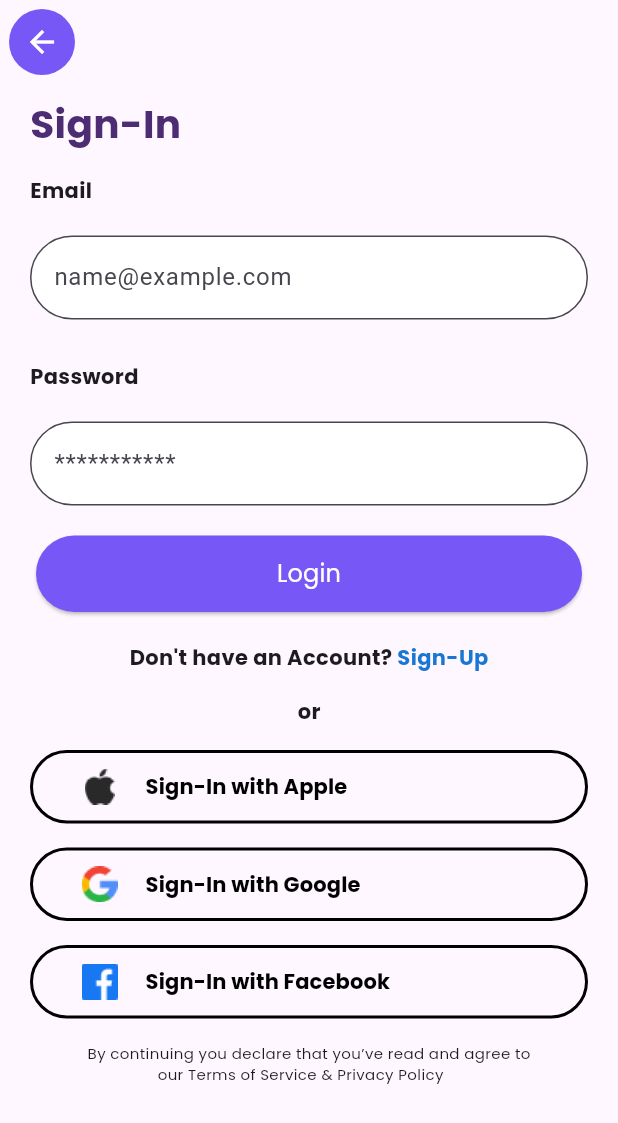
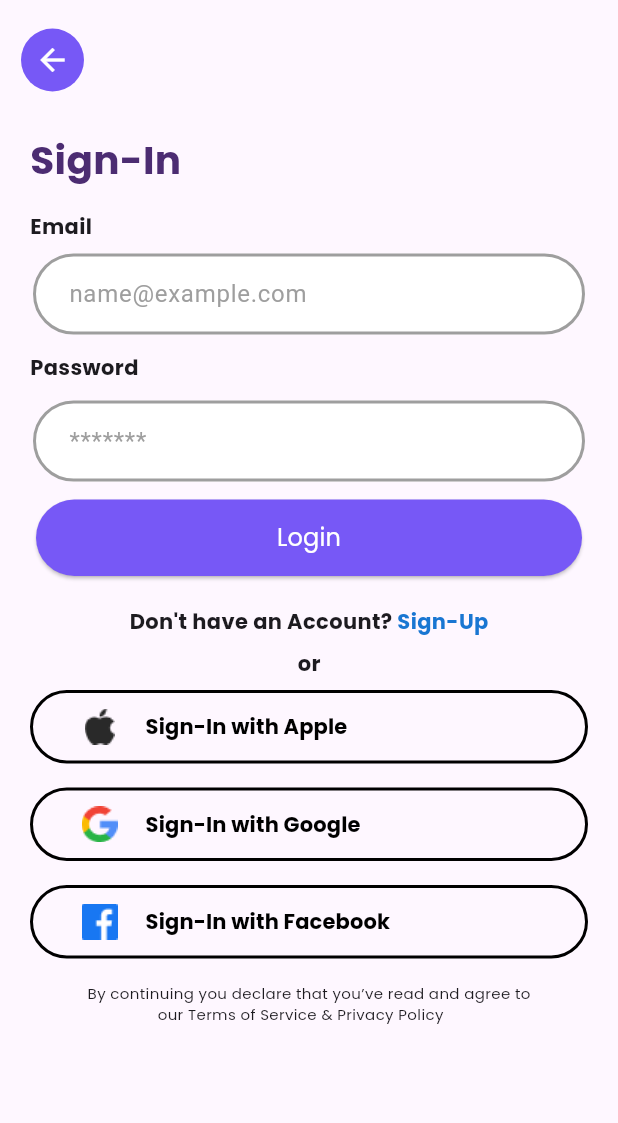
Before and after one commit to AruneshKumarPrasad/uhum, a Flutter app: the RegisterScreen screen opened directly, after a tap on "Sign-In", on a phone screen of 412 x 824 dp. Shown: the top 1123 px of the screen. Run offline on Flutter 3.47's test engine with Material 2 defaults, Android fonts, the phone set to English and light mode, and no system bars; our stand-ins replace firebase_auth, firebase_core, google_fonts, google_sign_in, shared_preferences, smooth_page_indicator; accounts and stored records are empty.

Commit message:
TextField Add

```diff
--- a/lib/Barrel/app_barrel.dart
+++ b/lib/Barrel/app_barrel.dart
@@ -1,5 +1,7 @@
 export 'package:flutter/material.dart';
+export 'package:provider/provider.dart';
 export 'package:uhum/Homepage.dart';
+export 'package:uhum/Provider/OnBoardingScreen/on_boarding_provider.dart';
 export 'package:uhum/Screens/GlobalWidgets/background_widget.dart';
 export 'package:uhum/Screens/LoginScreen/login_screen.dart';
 export 'package:uhum/Screens/OnBoardingScreen/OnBoardingScreen.dart';
--- a/lib/Screens/LoginScreen/login_screen.dart
+++ b/lib/Screens/LoginScreen/login_screen.dart
@@ -1,5 +1,5 @@
 import '../../Barrel/app_barrel.dart';
-import '../RegisterScreen/widgets/register_form_widget.dart';
+import '../RegisterScreen/widgets/register_login_form_widget.dart';
 import '../RegisterScreen/widgets/socail_login_widget.dart';
 
 class LoginScreen extends StatefulWidget {
@@ -10,20 +10,20 @@ class LoginScreen extends StatefulWidget {
 }
 
 class _LoginScreenState extends State<LoginScreen> {
-  final TextEditingController _passwordController = TextEditingController();
-  final TextEditingController _emailController = TextEditingController();
-
   @override
   Widget build(BuildContext context) {
     return SafeArea(
       child: Scaffold(
         appBar: AppBar(
-          leading: GestureDetector(
+          scrolledUnderElevation: 0,
+          toolbarHeight: 80,
+          leading: Padding(
+            padding: const EdgeInsets.only(left: 14.0),
+            child: GestureDetector(
               onTap: () {
                 Navigator.of(context).pop();
               },
               child: Container(
-              margin: const EdgeInsets.all(6),
                 decoration: const BoxDecoration(
                   color: Color(0xff7758F6),
                   shape: BoxShape.circle,
@@ -35,6 +35,7 @@ class _LoginScreenState extends State<LoginScreen> {
               ),
             ),
           ),
+        ),
         body: SingleChildScrollView(
           child: Column(
             children: <Widget>[
@@ -42,9 +43,7 @@ class _LoginScreenState extends State<LoginScreen> {
                 padding: const EdgeInsets.symmetric(
                   horizontal: 12,
                 ),
-                child: RegisterFormWidget(
-                  emailController: _emailController,
-                  passwordController: _passwordController,
+                child: RegisterLoginFormWidget(
                   isLogin: true,
                 ),
               ),
--- a/lib/Screens/RegisterScreen/register_screen.dart
+++ b/lib/Screens/RegisterScreen/register_screen.dart
@@ -1,5 +1,5 @@
 import 'package:flutter/material.dart';
-import 'package:uhum/Screens/RegisterScreen/widgets/register_form_widget.dart';
+import 'package:uhum/Screens/RegisterScreen/widgets/register_login_form_widget.dart';
 import 'package:uhum/Screens/RegisterScreen/widgets/socail_login_widget.dart';
 
 class RegisterScreen extends StatefulWidget {
@@ -10,14 +10,12 @@ class RegisterScreen extends StatefulWidget {
 }
 
 class _RegisterScreenState extends State<RegisterScreen> {
-  final TextEditingController _passwordController = TextEditingController();
-  final TextEditingController _emailController = TextEditingController();
-
   @override
   Widget build(BuildContext context) {
     return SafeArea(
       child: Scaffold(
         appBar: AppBar(
+          scrolledUnderElevation: 0,
           toolbarHeight: 80,
           leading: Padding(
             padding: const EdgeInsets.only(left: 14.0),
@@ -26,7 +24,6 @@ class _RegisterScreenState extends State<RegisterScreen> {
                 Navigator.of(context).pop();
               },
               child: Container(
-                margin: const EdgeInsets.all(6),
                 decoration: const BoxDecoration(
                   color: Color(0xff7758F6),
                   shape: BoxShape.circle,
@@ -46,10 +43,7 @@ class _RegisterScreenState extends State<RegisterScreen> {
                 padding: const EdgeInsets.symmetric(
                   horizontal: 12,
                 ),
-                child: RegisterFormWidget(
-                  emailController: _emailController,
-                  passwordController: _passwordController,
-                ),
+                child: RegisterLoginFormWidget(),
               ),
               const Padding(
                 padding: EdgeInsets.symmetric(horizontal: 12),
--- /dev/null
+++ b/lib/Screens/RegisterScreen/widgets/google_login_widget.dart
@@ -0,0 +1,89 @@
+import '../../../Barrel/app_barrel.dart';
+import '../../../Repository/user_services.dart';
+
+class GoogleLoginWidget extends StatelessWidget {
+  const GoogleLoginWidget({
+    super.key,
+    required this.mediaProp,
+    required this.isLogin,
+  });
+
+  final Size mediaProp;
+  final bool isLogin;
+
+  @override
+  Widget build(BuildContext context) {
+    return GestureDetector(
+      onTap: () {
+        UserServices().signInWithGoogle().then(
+          (value) {
+            if (value['error'] != null) {
+              Navigator.of(context).pushReplacement(
+                MaterialPageRoute(
+                  builder: (context) => const Homepage(),
+                ),
+              );
+            } else {
+              ScaffoldMessenger.of(context).showSnackBar(
+                SnackBar(
+                  margin: EdgeInsets.only(
+                    bottom: mediaProp.height - 80,
+                    left: 24,
+                    right: 24,
+                  ),
+                  padding: const EdgeInsets.all(12),
+                  duration: const Duration(milliseconds: 1200),
+                  behavior: SnackBarBehavior.floating,
+                  content: Text(
+                    value['error'],
+                  ),
+                ),
+              );
+            }
+          },
+        );
+      },
+      child: SizedBox(
+        height: 65,
+        width: MediaQuery.of(context).size.width * 1.2,
+        child: Padding(
+          padding: const EdgeInsets.all(8.0),
+          child: OutlinedButton(
+            onPressed: null,
+            style: OutlinedButton.styleFrom(
+              side: const BorderSide(color: Colors.black, width: 2),
+              shape: const RoundedRectangleBorder(
+                borderRadius: BorderRadius.all(
+                  Radius.circular(30),
+                ),
+              ),
+            ),
+            child: Row(
+              mainAxisAlignment: MainAxisAlignment.start,
+              children: [
+                const SizedBox(
+                  height: 45,
+                  width: 45,
+                  child: Image(
+                    image: AssetImage('assets/OnBoarding/google.png'),
+                  ),
+                ),
+                Padding(
+                  padding: const EdgeInsets.all(8.0),
+                  child: Text(
+                    isLogin ? "Sign-In with Google" : "Sign-Up with Google",
+                    style: const TextStyle(
+                      fontWeight: FontWeight.bold,
+                      color: Colors.black,
+                      fontFamily: 'Poppins',
+                    ),
+                  ),
+                ),
+              ],
+            ),
+          ),
+        ),
+      ),
+    );
+  }
+}
--- a/lib/Screens/RegisterScreen/widgets/register_form_widget.dart
+++ b/lib/Screens/RegisterScreen/widgets/register_login_form_widget.dart
@@ -1,19 +1,17 @@
-import 'package:provider/provider.dart';
+import 'package:uhum/Screens/RegisterScreen/widgets/register_textfield_widget.dart';
 
 import '../../../Barrel/app_barrel.dart';
-import '../../../Provider/OnBoardingScreen/on_boarding_provider.dart';
 
-class RegisterFormWidget extends StatelessWidget {
-  const RegisterFormWidget({
+class RegisterLoginFormWidget extends StatelessWidget {
+  RegisterLoginFormWidget({
     super.key,
-    required TextEditingController emailController,
-    required TextEditingController passwordController,
     this.isLogin = false,
-  })  : _emailController = emailController,
-        _passwordController = passwordController;
+  });
 
-  final TextEditingController _emailController;
-  final TextEditingController _passwordController;
+  final TextEditingController _emailController = TextEditingController();
+  final TextEditingController _passwordController = TextEditingController();
+  final FocusNode _focusEmail = FocusNode();
+  final FocusNode _focusPassword = FocusNode();
   final bool isLogin;
 
   @override
@@ -50,29 +48,10 @@ class RegisterFormWidget extends StatelessWidget {
             ),
           ),
         ),
-        Padding(
-          padding: const EdgeInsets.symmetric(
-            horizontal: 8,
-            vertical: 12,
-          ),
-          child: SizedBox(
-            height: 60,
-            width: MediaQuery.of(context).size.width * 1.1,
-            child: TextField(
-              controller: _emailController,
-              obscureText: false,
-              decoration: const InputDecoration(
-                fillColor: Colors.white,
-                filled: true,
-                border: OutlineInputBorder(
-                  borderRadius: BorderRadius.all(
-                    Radius.circular(32.0),
-                  ),
-                ),
-                hintText: 'name@example.com',
-              ),
-            ),
-          ),
+        RegisterTextField(
+          controller: _emailController,
+          hintText: 'name@example.com',
+          focus: _focusEmail,
         ),
         Padding(
           padding: const EdgeInsets.symmetric(
@@ -90,26 +69,10 @@ class RegisterFormWidget extends StatelessWidget {
             ),
           ),
         ),
-        Padding(
-          padding: const EdgeInsets.all(8.0),
-          child: SizedBox(
-            width: MediaQuery.of(context).size.width * 1.1,
-            child: TextField(
-              controller: _passwordController,
-              obscureText: true,
-              decoration: const InputDecoration(
-                fillColor: Colors.white,
-                filled: true,
-                border: OutlineInputBorder(
-                  borderRadius: BorderRadius.all(
-                    Radius.circular(32.0),
-                  ),
-                ),
-                // labelText: 'Email',
-                hintText: '***********',
-              ),
-            ),
-          ),
+        RegisterTextField(
+          controller: _passwordController,
+          hintText: '*******',
+          focus: _focusPassword,
         ),
         SizedBox(
           height: 75,
--- /dev/null
+++ b/lib/Screens/RegisterScreen/widgets/register_textfield_widget.dart
@@ -0,0 +1,57 @@
+import '../../../Barrel/app_barrel.dart';
+
+class RegisterTextField extends StatelessWidget {
+  const RegisterTextField({
+    super.key,
+    required TextEditingController controller,
+    required this.hintText,
+    required this.focus,
+    this.validator,
+  }) : _controller = controller;
+
+  final TextEditingController _controller;
+  final FocusNode focus;
+  final String hintText;
+  final Function? validator;
+
+  @override
+  Widget build(BuildContext context) {
+    return Container(
+      padding: const EdgeInsets.symmetric(
+        horizontal: 10,
+      ),
+      width: double.maxFinite,
+      alignment: Alignment.center,
+      child: TextFormField(
+        focusNode: focus,
+        controller: _controller,
+        obscureText: hintText == '*******' ? true : false,
+        validator: (value) {
+          if (validator != null) {
+            return validator!(value);
+          }
+          return null;
+        },
+        decoration: InputDecoration(
+          fillColor: Colors.white,
+          filled: true,
+          enabledBorder: OutlineInputBorder(
+            borderSide: BorderSide(
+              color: Colors.grey.shade500,
+              width: 2.0,
+            ),
+            borderRadius: const BorderRadius.all(
+              Radius.circular(32.0),
+            ),
+          ),
+          hintText: hintText,
+          hintStyle: TextStyle(color: Colors.grey.shade500),
+          contentPadding: const EdgeInsets.symmetric(
+            vertical: 15.0,
+            horizontal: 20.0,
+          ),
+        ),
+      ),
+    );
+  }
+}
--- a/lib/Screens/RegisterScreen/widgets/socail_login_widget.dart
+++ b/lib/Screens/RegisterScreen/widgets/socail_login_widget.dart
@@ -1,7 +1,5 @@
-import 'package:uhum/Homepage.dart';
-
 import '../../../Barrel/app_barrel.dart';
-import '../../../Repository/user_services.dart';
+import 'google_login_widget.dart';
 
 class SocialLoginWidget extends StatelessWidget {
   const SocialLoginWidget({
@@ -13,26 +11,19 @@ class SocialLoginWidget extends StatelessWidget {
 
   @override
   Widget build(BuildContext context) {
+    final mediaProp = MediaQuery.of(context).size;
     return Column(
       children: [
-        Padding(
-          padding: const EdgeInsets.all(8.0),
-          child: Row(
-            mainAxisAlignment: MainAxisAlignment.center,
-            children: const [
-              Text(
-                'or',
-                style: TextStyle(
-                  fontFamily: 'Poppins',
-                  fontWeight: FontWeight.bold,
-                ),
-              ),
-            ],
+        const Text(
+          'or',
+          style: TextStyle(
+            fontFamily: 'Poppins',
+            fontWeight: FontWeight.bold,
           ),
         ),
         SizedBox(
           height: 65,
-          width: MediaQuery.of(context).size.width * 1.2,
+          width: mediaProp.width * 1.2,
           child: Padding(
             padding: const EdgeInsets.all(8.0),
             child: OutlinedButton(
@@ -71,74 +62,9 @@ class SocialLoginWidget extends StatelessWidget {
             ),
           ),
         ),
-        GestureDetector(
-          onTap: () {
-            UserServices().signInWithGoogle().then(
-              (value) {
-                if (value['error'] != null) {
-                  Navigator.of(context).pushReplacement(
-                    MaterialPageRoute(
-                      builder: (context) => const Homepage(),
-                    ),
-                  );
-                } else {
-                  ScaffoldMessenger.of(context).showSnackBar(
-                    SnackBar(
-                      padding: EdgeInsets.only(
-                        bottom: MediaQuery.of(context).viewInsets.top - 150,
-                      ),
-                      duration: const Duration(milliseconds: 1200),
-                      behavior: SnackBarBehavior.floating,
-                      content: Text(
-                        value['error'],
-                      ),
-                    ),
-                  );
-                }
-              },
-            );
-          },
-          child: SizedBox(
-            height: 65,
-            width: MediaQuery.of(context).size.width * 1.2,
-            child: Padding(
-              padding: const EdgeInsets.all(8.0),
-              child: OutlinedButton(
-                onPressed: null,
-                style: OutlinedButton.styleFrom(
-                  side: const BorderSide(color: Colors.black, width: 2),
-                  shape: const RoundedRectangleBorder(
-                    borderRadius: BorderRadius.all(
-                      Radius.circular(30),
-                    ),
-                  ),
-                ),
-                child: Row(
-                  mainAxisAlignment: MainAxisAlignment.start,
-                  children: [
-                    const SizedBox(
-                      height: 45,
-                      width: 45,
-                      child: Image(
-                        image: AssetImage('assets/OnBoarding/google.png'),
-                      ),
-                    ),
-                    Padding(
-                      padding: const EdgeInsets.all(8.0),
-                      child: Text(
-                        isLogin ? "Sign-In with Google" : "Sign-Up with Google",
-                        style: const TextStyle(
-                          fontWeight: FontWeight.bold,
-                          color: Colors.black,
-                          fontFamily: 'Poppins',
-                        ),
-                      ),
-                    ),
-                  ],
-                ),
-              ),
-            ),
-          ),
+        GoogleLoginWidget(
+          mediaProp: mediaProp,
+          isLogin: isLogin,
         ),
         SizedBox(
           height: 65,
```
Lines whose indentation alone changed are shown as unchanged.
